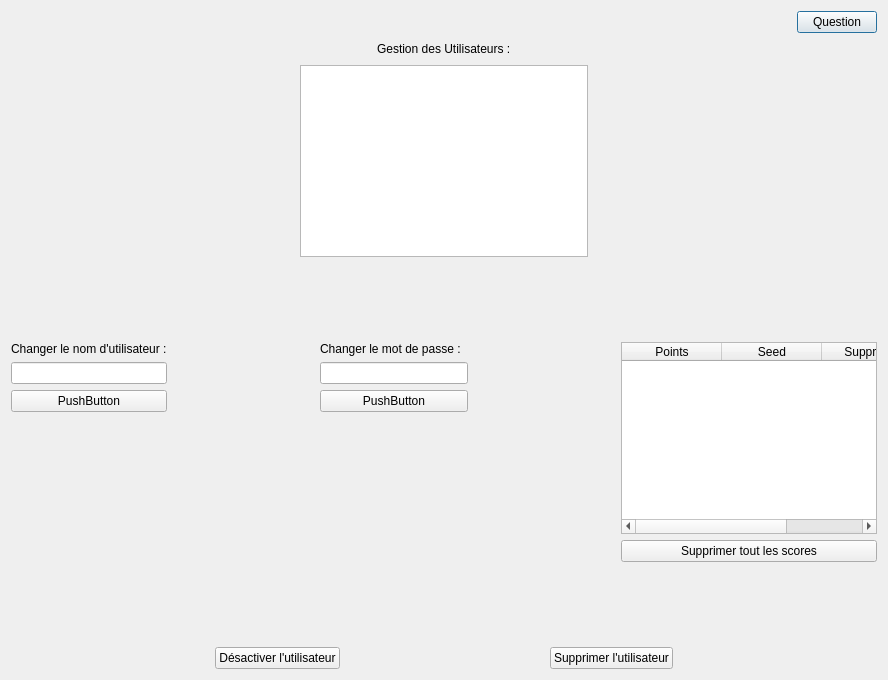
Above: BackOffice/UI/utilisateur.ui from PapyRedstone/ProjetFinalCIR2 before the change. Below: the same form after it.
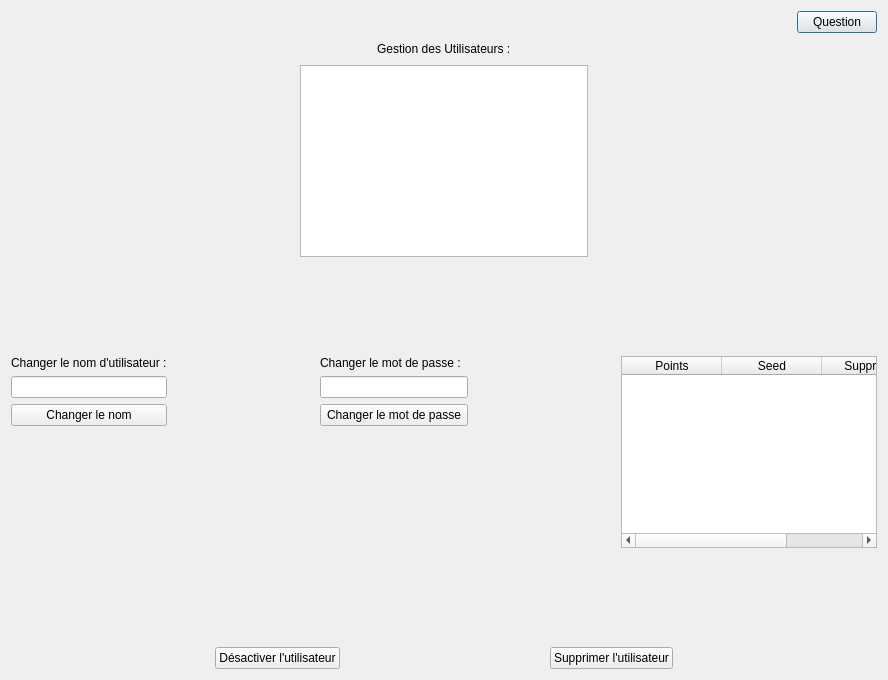
That is the form after the change. Icons and pictures are not drawn.

The edit to the form file:
```diff
--- a/BackOffice/UI/utilisateur.ui
+++ b/BackOffice/UI/utilisateur.ui
@@ -162,7 +162,7 @@
        <item>
         <widget class="QPushButton" name="pushButton">
          <property name="text">
-          <string>PushButton</string>
+          <string>Changer le nom</string>
          </property>
         </widget>
        </item>
@@ -209,7 +209,7 @@
        <item>
         <widget class="QPushButton" name="pushButton_2">
          <property name="text">
-          <string>PushButton</string>
+          <string>Changer le mot de passe</string>
          </property>
         </widget>
        </item>
@@ -262,13 +262,6 @@
          </column>
         </widget>
        </item>
-       <item>
-        <widget class="QPushButton" name="pushButton_4">
-         <property name="text">
-          <string>Supprimer tout les scores</string>
-         </property>
-        </widget>
-       </item>
       </layout>
      </item>
     </layout>
```
Left out of the diff: 14 changed lines with no effect on the pictures.
